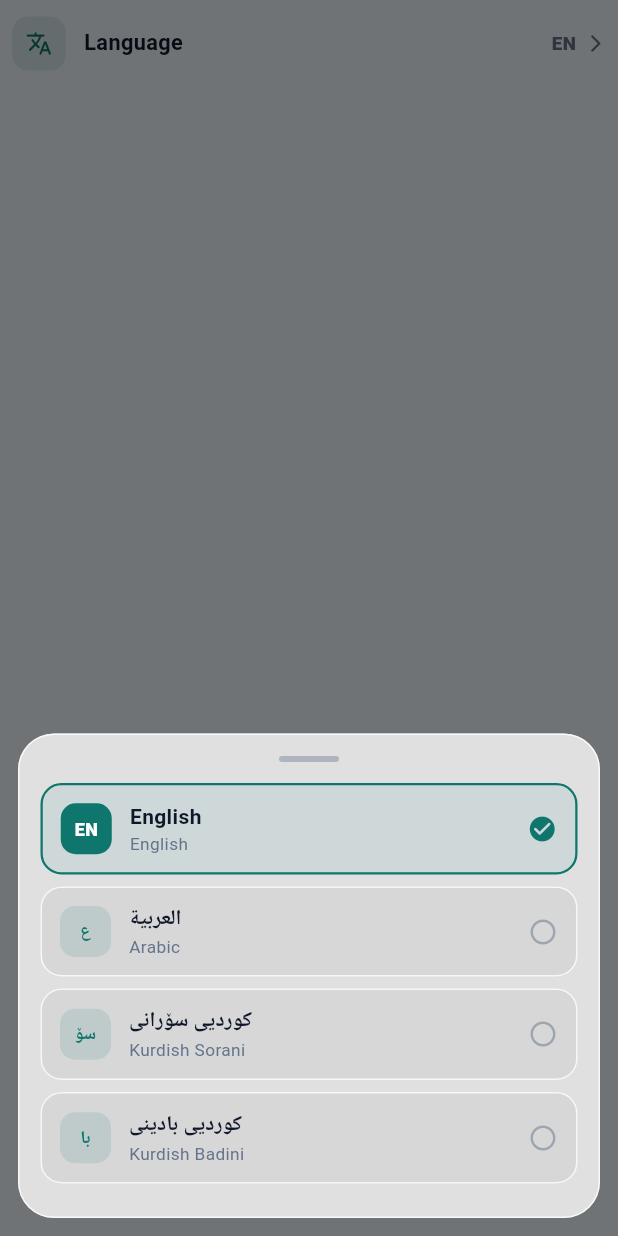
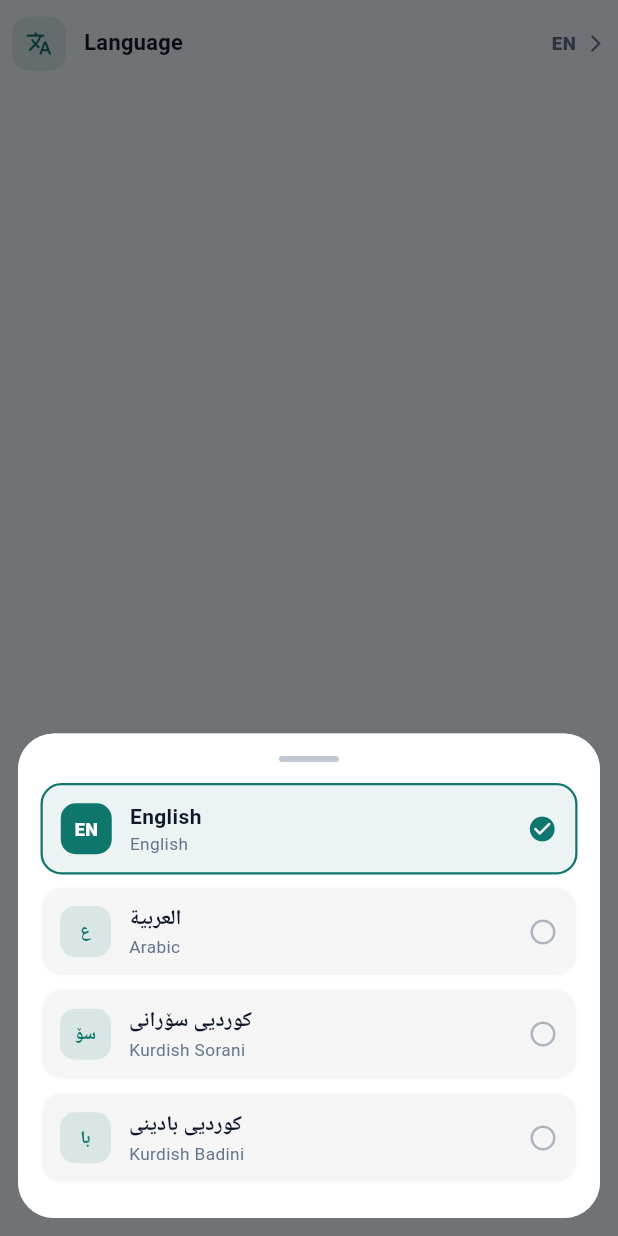
Before and after one commit to IamSizar/go_donation, a Flutter app: the _LanguageRow widget shown alone on an empty page, opened directly, after a tap on "Language", on a phone screen of 412 x 824 dp. Run offline on Flutter 3.47's test engine with Material 3 defaults, Android fonts, the phone set to English and light mode, and no system bars; our stand-ins replace audioplayers, cached_network_image, cloud_firestore, cookie_jar, country_code_picker, dio and 13 more; accounts and stored records are empty; network calls fail; Roboto replaces fonts that are missing (Arial).

Commit message:
fix(ui): use solid background for bottom sheets over live content
Marriage subscription payment sheet, language picker, and marriage
search filters sheet all used the translucent AppThemeConfig.surface()
color with no blur behind them, letting foreground content (package
names, prices, buttons) bleed through. Switch to elevatedSurface(),
the same solid-background pattern already used by other bottom sheets
in the app.

```diff
--- a/humanitarian/lib/modules/marriage/screens/marriage_search_screen.dart
+++ b/humanitarian/lib/modules/marriage/screens/marriage_search_screen.dart
@@ -160,7 +160,7 @@ class _MarriageSearchScreenState extends State<MarriageSearchScreen> {
                   maxHeight: MediaQuery.of(sheetContext).size.height * 0.8,
                 ),
                 decoration: BoxDecoration(
-                  color: AppThemeConfig.surface(sheetContext),
+                  color: AppThemeConfig.elevatedSurface(sheetContext),
                   borderRadius: BorderRadius.circular(24),
                   border: Border.all(color: AppThemeConfig.border(sheetContext)),
                 ),
--- a/humanitarian/lib/modules/marriage/screens/marriage_subscription_screen.dart
+++ b/humanitarian/lib/modules/marriage/screens/marriage_subscription_screen.dart
@@ -80,7 +80,7 @@ class _MarriageSubscriptionScreenState
             margin: const EdgeInsets.all(12),
             padding: const EdgeInsets.fromLTRB(18, 14, 18, 18),
             decoration: BoxDecoration(
-              color: AppThemeConfig.surface(sheetContext),
+              color: AppThemeConfig.elevatedSurface(sheetContext),
               borderRadius: BorderRadius.circular(24),
               border: Border.all(color: AppThemeConfig.border(sheetContext)),
             ),
--- a/humanitarian/lib/widgets/settings_drawer.dart
+++ b/humanitarian/lib/widgets/settings_drawer.dart
@@ -606,7 +606,7 @@ class _LanguageRow extends StatelessWidget {
             margin: const EdgeInsets.all(12),
             padding: const EdgeInsets.all(14),
             decoration: BoxDecoration(
-              color: AppThemeConfig.surface(sheetContext),
+              color: AppThemeConfig.elevatedSurface(sheetContext),
               borderRadius: BorderRadius.circular(24),
               border: Border.all(color: AppThemeConfig.border(sheetContext)),
             ),
```
